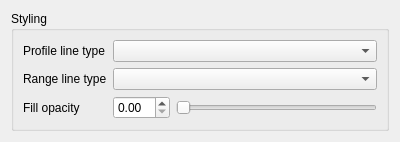
ManiVaultStudio/DimensionsViewerPlugin, file src/StylingWidget.ui: the form before one commit.
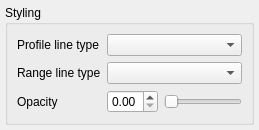
The form after the commit.

The edit to the form file:
```diff
--- a/src/StylingWidget.ui
+++ b/src/StylingWidget.ui
@@ -6,14 +6,26 @@
    <rect>
     <x>0</x>
     <y>0</y>
-    <width>400</width>
-    <height>129</height>
+    <width>259</width>
+    <height>121</height>
    </rect>
   </property>
   <property name="windowTitle">
    <string>Form</string>
   </property>
   <layout class="QVBoxLayout" name="verticalLayout">
+   <property name="leftMargin">
+    <number>5</number>
+   </property>
+   <property name="topMargin">
+    <number>5</number>
+   </property>
+   <property name="rightMargin">
+    <number>5</number>
+   </property>
+   <property name="bottomMargin">
+    <number>5</number>
+   </property>
    <item>
     <widget class="QGroupBox" name="groupBox">
      <property name="title">
@@ -38,7 +50,7 @@
            </sizepolicy>
           </property>
           <property name="text">
-           <string>Fill opacity</string>
+           <string>Opacity</string>
           </property>
          </widget>
         </item>
```
Left out of the diff: 8 changed lines with no effect on the pictures.
